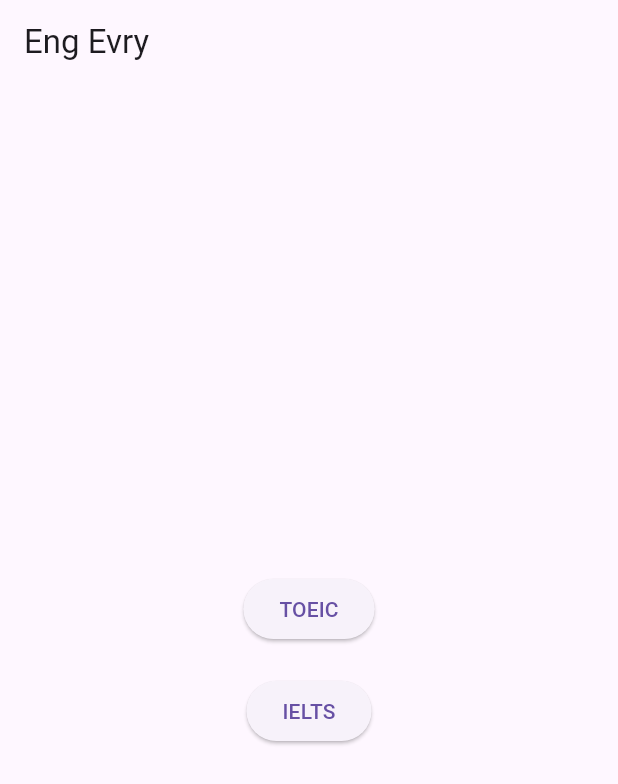
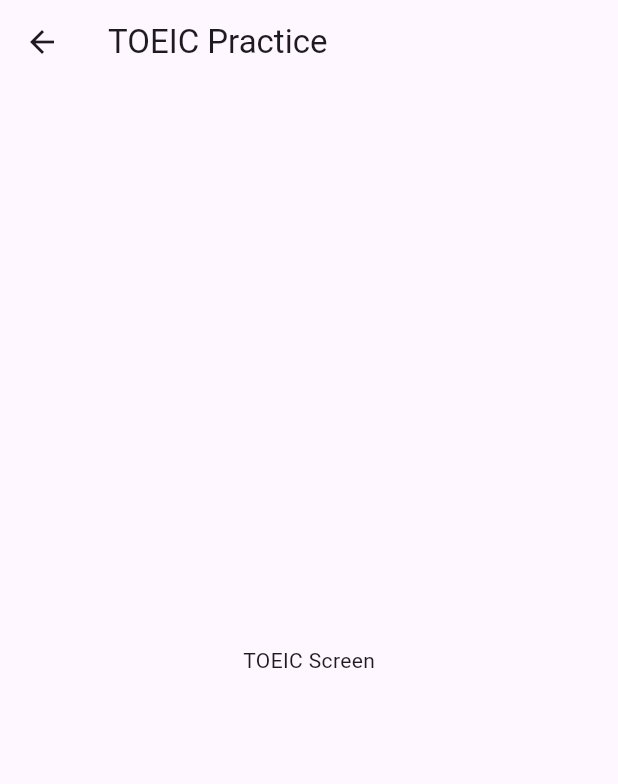
Before and after one commit to rdagol/engevry, a Flutter app: the screen it shows after launch, after a tap on "TOEIC", on a phone screen of 412 x 824 dp. Shown: the top 784 px of the screen. Run offline on Flutter 3.47's test engine with Material 3 defaults, Android fonts, the phone set to English and light mode, and no system bars.

Commit message:
Simple Navigate
Tạo 2 button chia 2 màn hình khác nhau

```diff
--- a/lib/main.dart
+++ b/lib/main.dart
@@ -31,12 +31,22 @@
           mainAxisAlignment: MainAxisAlignment.center,
           children: [
             ElevatedButton(
-              onPressed: () {},
+              onPressed: () {
+                Navigator.push(
+                  context,
+                  MaterialPageRoute(builder: (context) => const ToeicScreen()),
+                );
+              },
               child: const Text('TOEIC'),
             ),
             const SizedBox(height: 20),
             ElevatedButton(
-              onPressed: () {},
+              onPressed: () {
+                Navigator.push(
+                  context,
+                  MaterialPageRoute(builder: (context) => const IeltsScreen()),
+                );
+              },
               child: const Text('IELTS'),
             ),
           ],
@@ -45,3 +55,35 @@
     );
   }
 }
+
+class ToeicScreen extends StatelessWidget {
+  const ToeicScreen({super.key});
+
+  @override
+  Widget build(BuildContext context) {
+    return Scaffold(
+      appBar: AppBar(
+        title: const Text('TOEIC Practice'),
+      ),
+      body: const Center(
+        child: Text('TOEIC Screen'),
+      ),
+    );
+  }
+}
+
+class IeltsScreen extends StatelessWidget {
+  const IeltsScreen({super.key});
+
+  @override
+  Widget build(BuildContext context) {
+    return Scaffold(
+      appBar: AppBar(
+        title: const Text('IELTS Practice'),
+      ),
+      body: const Center(
+        child: Text('IELTS Screen'),
+      ),
+    );
+  }
+}
```
Also changed, not shown: 1 other file.
